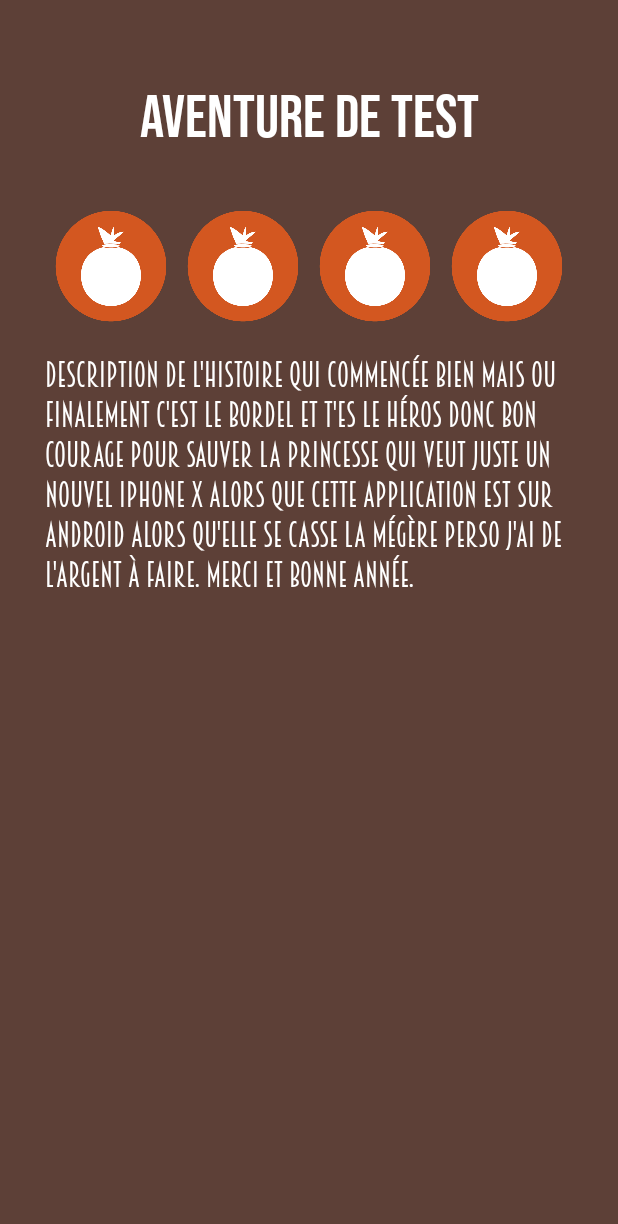
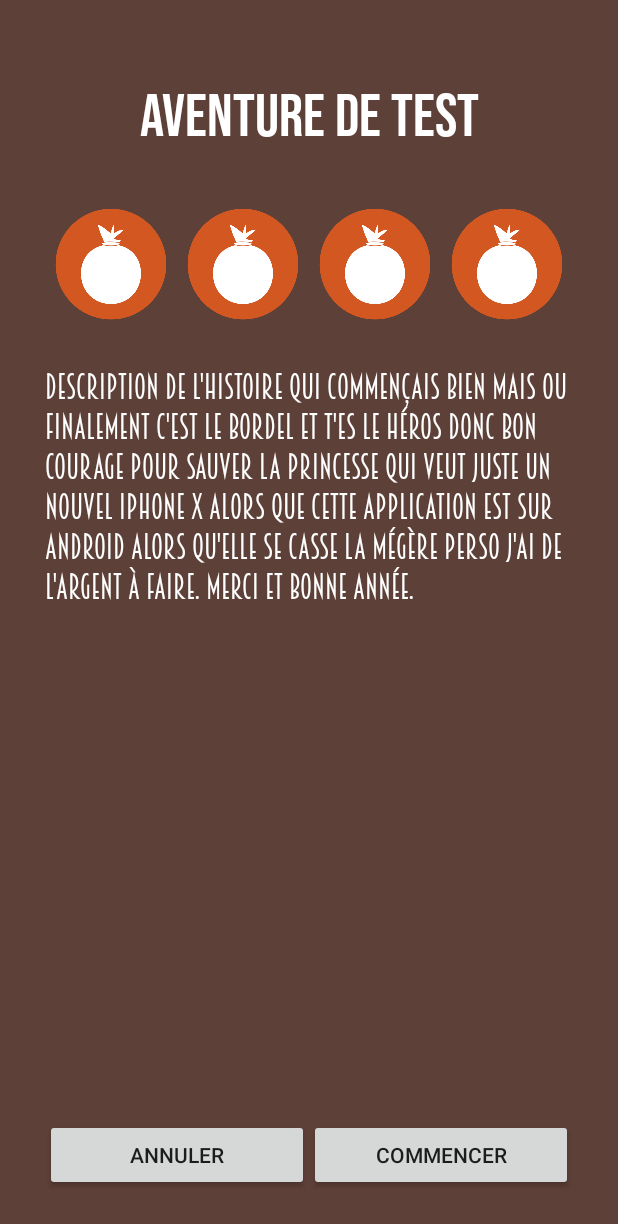
Before and after one commit to R0mainB/LIYA, an Android app: the DetailAventureActivity screen opened directly, with no data from a screen before it, on a phone screen of 412 x 824 dp. Shown: the top 1224 px of the screen. Run offline under Robolectric (Android 15) with nearby library versions, the phone set to English and light mode, and no system bars.

Commit message:
Icone de l'application et modif ecran detail aventure

```diff
--- a/app/src/main/AndroidManifest.xml
+++ b/app/src/main/AndroidManifest.xml
@@ -4,9 +4,9 @@
 
     <application
         android:allowBackup="true"
-        android:icon="@mipmap/ic_launcher"
+        android:icon="@drawable/logo2"
         android:label="@string/app_name"
-        android:roundIcon="@mipmap/ic_launcher_round"
+        android:roundIcon="@drawable/logo2"
         android:supportsRtl="true"
         android:theme="@style/AppTheme">
         <activity android:name=".ecran.AccueilActivity">
--- a/app/src/main/res/layout/activity_detail_aventure.xml
+++ b/app/src/main/res/layout/activity_detail_aventure.xml
@@ -58,9 +58,30 @@
     <TextView
         android:layout_width="match_parent"
         android:layout_height="wrap_content"
-        android:text="Description de l'histoire qui commencée bien mais ou finalement c'est le bordel et t'es le héros donc bon courage pour sauver la princesse qui veut juste un nouvel iphone X alors que cette application est sur android alors qu'elle se casse la mégère perso j'ai de l'argent à faire. Merci et bonne année."
+        android:text="Description de l'histoire qui commençais bien mais ou finalement c'est le bordel et t'es le héros donc bon courage pour sauver la princesse qui veut juste un nouvel iphone X alors que cette application est sur android alors qu'elle se casse la mégère perso j'ai de l'argent à faire. Merci et bonne année."
         style="@style/TexteAppli"
-        android:paddingTop="10dp"
-        android:layout_weight="8"/>
+        android:paddingTop="20dp"
+        android:layout_weight="6"/>
+
+    <LinearLayout
+        android:layout_width="match_parent"
+        android:layout_height="wrap_content"
+        android:layout_weight="1"
+        android:orientation="horizontal"
+        android:gravity="bottom">
+
+        <Button
+            android:layout_width="0dp"
+            android:layout_height="wrap_content"
+            android:layout_weight="1"
+            android:text="Annuler"/>
+
+        <Button
+            android:layout_width="0dp"
+            android:layout_height="wrap_content"
+            android:layout_weight="1"
+            android:text="Commencer"/>
+
+    </LinearLayout>
 
 </LinearLayout>
```
